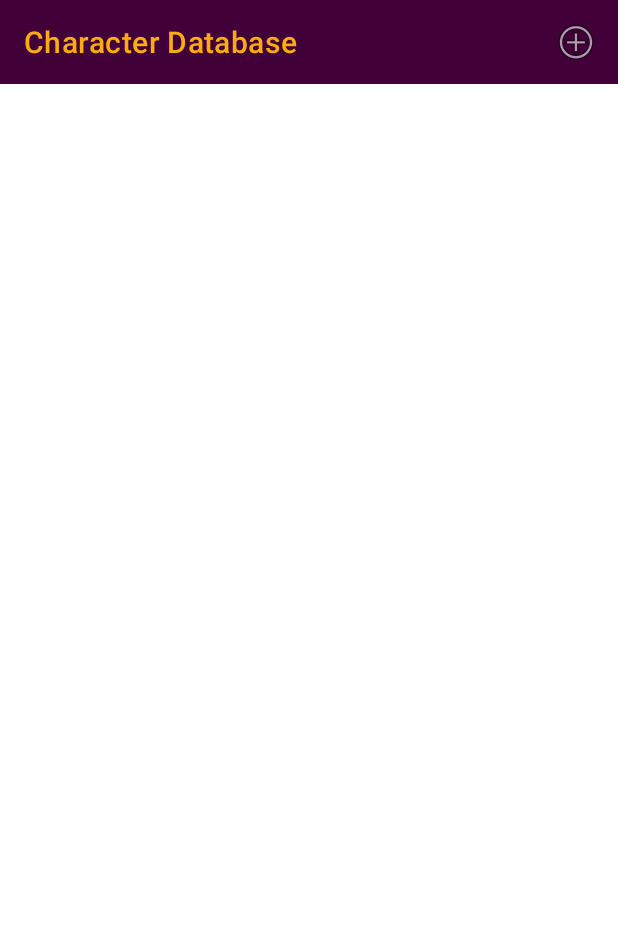
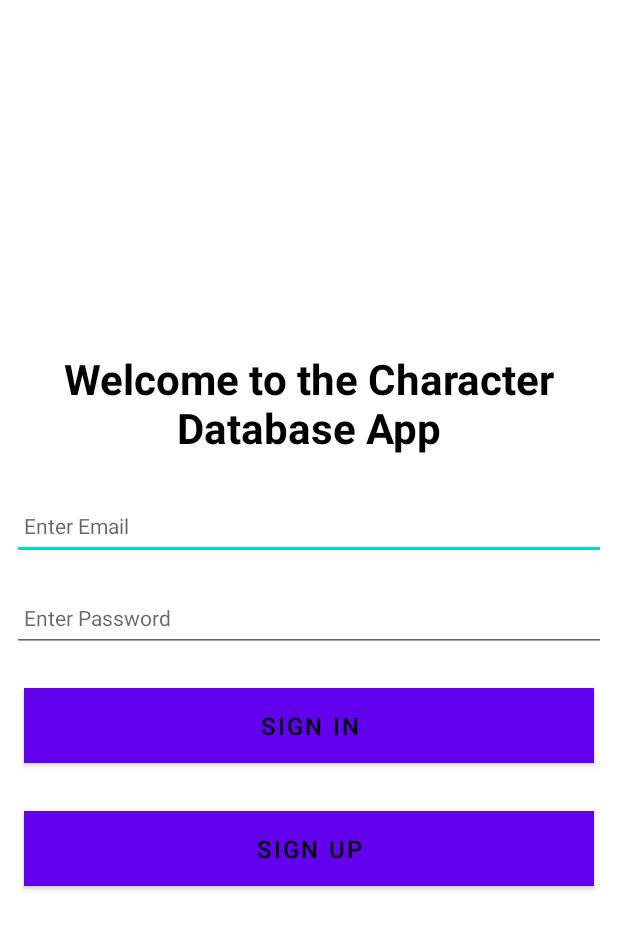
Before and after one commit to Jacq0/MobileApp1_Assignment2-UpgradedCharacterDatabaseApp, an Android app: the screen it shows after launch (CharacterListActivity before the commit, UserSignInUpActivity after it), on a phone screen of 412 x 824 dp. Shown: the top 929 px of the screen. Run offline under Robolectric (Android 15) with nearby library versions, the phone set to English and light mode, and no system bars; our stand-ins replace Firebase (no records; nobody signed in at launch, a user with empty details on screens opened directly), Timber; 1 statement that could not run was skipped.

Commit message:
Added auth screen

```diff
--- /dev/null
+++ b/app/src/main/java/org/assignment/characterapplication/activities/UserSignInUpActivity.kt
@@ -0,0 +1,121 @@
+package org.assignment.characterapplication.activities
+
+import android.app.Activity
+import android.os.Bundle
+import android.util.Log
+import android.util.Patterns.EMAIL_ADDRESS
+import android.widget.Toast
+import androidx.appcompat.app.AppCompatActivity
+import com.google.firebase.auth.FirebaseAuth
+import com.google.firebase.auth.FirebaseUser
+import com.google.firebase.auth.ktx.auth
+import com.google.firebase.ktx.Firebase
+import org.assignment.characterapplication.databinding.ActivityCharacterEditBinding
+import org.assignment.characterapplication.databinding.ActivityUserSignInUpBinding
+import timber.log.Timber.i
+
+class UserSignInUpActivity : AppCompatActivity()
+{
+    private lateinit var binding: ActivityUserSignInUpBinding
+    private lateinit var auth: FirebaseAuth
+
+    override fun onCreate(savedInstanceState: Bundle?)
+    {
+        super.onCreate(savedInstanceState)
+        auth = Firebase.auth
+
+        binding = ActivityUserSignInUpBinding.inflate(layoutInflater)
+        setContentView(binding.root)
+
+        binding.btnSignIn.setOnClickListener()
+        {
+
+            if(EMAIL_ADDRESS.matcher(binding.email.text.toString()).matches() && binding.password.text.toString().length > 5)
+            {
+                signIn(binding.email.text.toString(), binding.password.text.toString());
+            }
+            else
+            {
+                i("Invalid Signin Input")
+            }
+        }
+        binding.btnSignUp.setOnClickListener()
+        {
+            if(EMAIL_ADDRESS.matcher(binding.email.text.toString()).matches() && binding.password.text.toString().length > 5)
+            {
+                createAccount(binding.email.text.toString(), binding.password.text.toString());
+            }
+            else
+            {
+                i("Invalid Signup Input")
+            }
+        }
+    }
+
+    public override fun onStart()
+    {
+        super.onStart()
+        // Check if user is signed in (non-null) and update UI accordingly.
+        val currentUser = auth.currentUser
+        if(currentUser != null)
+        {
+            //if we are signed in already redirect to the character list
+        }
+    }
+
+    private fun createAccount(email: String, password: String) {
+        // [START create_user_with_email]
+        auth.createUserWithEmailAndPassword(email, password)
+            .addOnCompleteListener(this) { task ->
+                if (task.isSuccessful) {
+                    // Sign in success, update UI with the signed-in user's information
+                    i("createUserWithEmail:success")
+                    val user = auth.currentUser
+                    updateUI(user)
+                } else {
+                    // If sign in fails, display a message to the user.
+                    i("createUserWithEmail:failure" + task.exception)
+                    Toast.makeText(baseContext, "Authentication failed.", Toast.LENGTH_SHORT).show()
+                    updateUI(null)
+                }
+            }
+        // [END create_user_with_email]
+    }
+
+    private fun signIn(email: String, password: String) {
+        // [START sign_in_with_email]
+        auth.signInWithEmailAndPassword(email, password)
+            .addOnCompleteListener(this) { task ->
+                if (task.isSuccessful) {
+                    // Sign in success, update UI with the signed-in user's information
+                    i("signInWithEmail:success")
+                    val user = auth.currentUser
+                    updateUI(user)
+                } else {
+                    // If sign in fails, display a message to the user.
+                    i("signInWithEmail:failure" + task.exception)
+                    Toast.makeText(baseContext, "Authentication failed.",
+                        Toast.LENGTH_SHORT).show()
+                    //updateUI(null)
+                }
+            }
+        // [END sign_in_with_email]
+    }
+
+    private fun sendEmailVerification()
+    {
+        // [START send_email_verification]
+        val user = auth.currentUser!!
+        user.sendEmailVerification()
+            .addOnCompleteListener(this) { task ->
+                // Email Verification sent
+                i("Email Verification Sent")
+            }
+        // [END send_email_verification]
+    }
+
+    private fun updateUI(user: FirebaseUser?)
+    {
+
+    }
+}
--- /dev/null
+++ b/app/src/main/res/layout/activity_user_sign_in_up.xml
@@ -0,0 +1,92 @@
+<?xml version="1.0" encoding="utf-8"?>
+<androidx.constraintlayout.widget.ConstraintLayout xmlns:android="http://schemas.android.com/apk/res/android"
+    xmlns:app="http://schemas.android.com/apk/res-auto"
+    xmlns:tools="http://schemas.android.com/tools"
+    android:layout_width="match_parent"
+    android:layout_height="match_parent"
+    tools:context=".activities.UserSignInUpActivity">
+
+    <RelativeLayout
+        android:layout_width="match_parent"
+        android:layout_height="wrap_content"
+        app:layout_constraintBottom_toBottomOf="parent"
+        app:layout_constraintTop_toTopOf="parent">
+
+    <LinearLayout
+        android:layout_width="match_parent"
+        android:layout_height="wrap_content"
+        android:orientation="vertical">
+
+        <TextView
+            android:id="@+id/descriptionTag"
+            android:layout_width="match_parent"
+            android:layout_height="wrap_content"
+            android:layout_margin="8dp"
+            android:maxLength="200"
+            android:maxLines="5"
+            android:padding="8dp"
+            android:text="@string/app_signin"
+            android:textColor="@color/black"
+            android:textSize="28sp"
+            android:gravity="center"
+            android:textStyle="bold" />
+
+        <EditText
+            android:id="@+id/email"
+            android:layout_width="match_parent"
+            android:layout_height="45dp"
+            android:layout_margin="8dp"
+            android:autofillHints=""
+            android:hint="@string/hint_email"
+            android:inputType="text"
+            android:maxLength="25"
+            android:maxLines="1"
+            android:padding="8dp"
+            android:textColor="@color/black"
+            android:textSize="14sp" />
+
+        <EditText
+            android:id="@+id/password"
+            android:layout_width="match_parent"
+            android:layout_height="45dp"
+            android:layout_margin="8dp"
+            android:autofillHints=""
+            android:hint="@string/hint_password"
+            android:inputType="text"
+            android:maxLength="25"
+            android:maxLines="1"
+            android:padding="8dp"
+            android:textColor="@color/black"
+            android:textSize="14sp" />
+
+        <Button
+            android:id="@+id/btnSignIn"
+            android:layout_width="match_parent"
+            android:layout_height="wrap_content"
+            android:layout_margin="16dp"
+            android:background="@color/colourGreen"
+            android:paddingTop="8dp"
+            android:paddingBottom="8dp"
+            android:text="@string/button_signin"
+            android:textColor="@color/black"
+            android:textSize="16sp"
+            tools:layout_editor_absoluteX="-9dp"
+            tools:layout_editor_absoluteY="276dp" />
+
+        <Button
+        android:id="@+id/btnSignUp"
+        android:layout_width="match_parent"
+        android:layout_height="wrap_content"
+        android:layout_margin="16dp"
+        android:background="@color/colourGreen"
+        android:paddingTop="8dp"
+        android:paddingBottom="8dp"
+        android:text="@string/button_signup"
+        android:textColor="@color/black"
+        android:textSize="16sp"
+        tools:layout_editor_absoluteX="-30dp"
+        tools:layout_editor_absoluteY="353dp" />
+    </LinearLayout>
+</RelativeLayout>
+
+</androidx.constraintlayout.widget.ConstraintLayout>
--- a/app/src/main/res/values/strings.xml
+++ b/app/src/main/res/values/strings.xml
@@ -17,4 +17,9 @@
     <string name="button_back">Back</string>
     <string name="button_delete">Delete</string>
     <string name="button_edit">Edit</string>
+    <string name="button_signin">Sign In</string>
+    <string name="button_signup">Sign Up</string>
+    <string name="hint_email">Enter Email</string>
+    <string name="hint_password">Enter Password</string>
+    <string name="app_signin">Welcome to the Character Database App</string>
 </resources>
```
Also changed, not shown: app/build.gradle (+11 -0 lines), app/src/main/AndroidManifest.xml (+12 -5 lines), build.gradle (+20 -0 lines), settings.gradle (+0 -7 lines), 1 other file.
